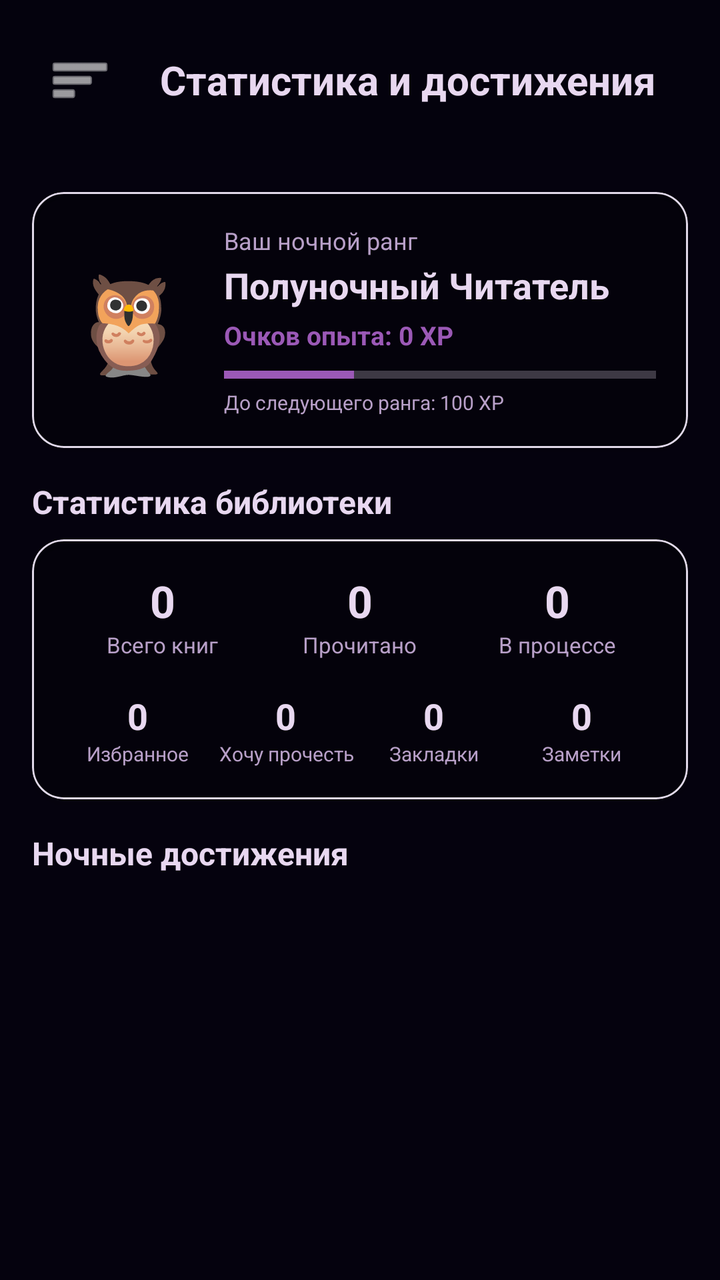
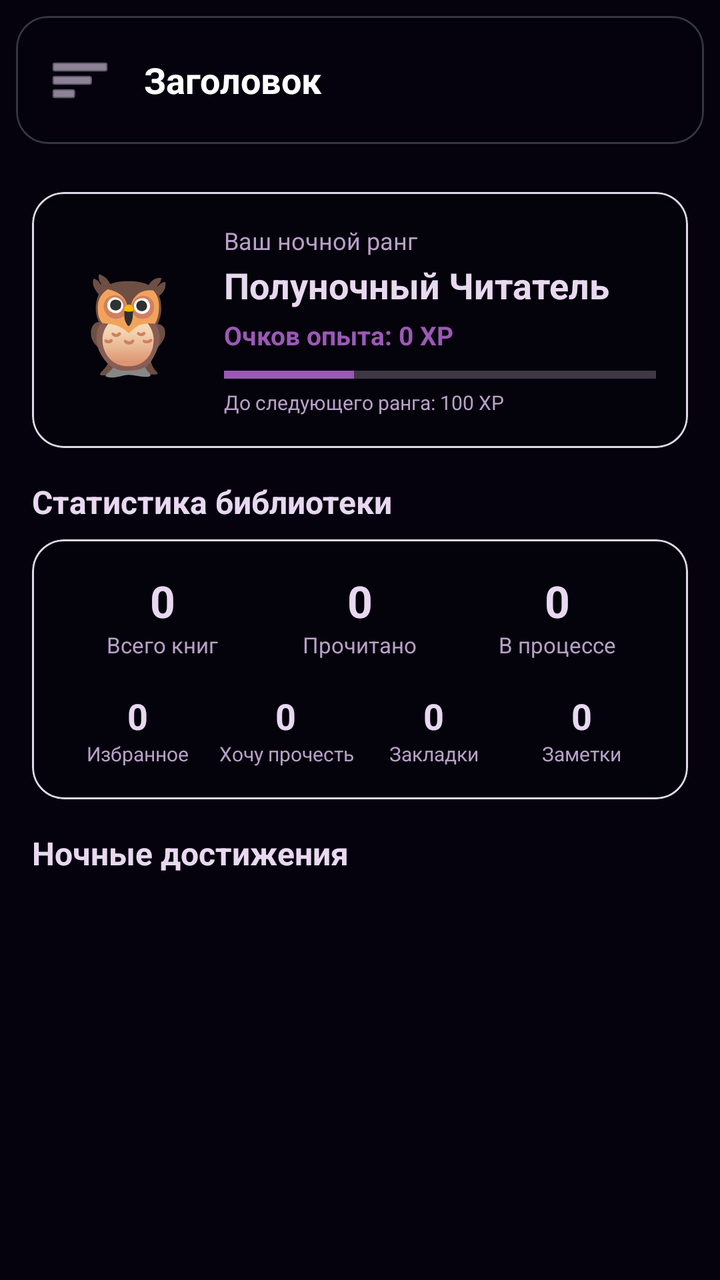

An Android layout rendered at two revisions. The XML below is the earlier revision; the diff shows what the commit changed to produce the second picture.
<!-- AndroidManifest.xml: application theme Theme.MyApplication -->
<!-- res/layout/fragment_stats.xml -->
<?xml version="1.0" encoding="utf-8"?>
<FrameLayout xmlns:android="http://schemas.android.com/apk/res/android"
    xmlns:app="http://schemas.android.com/apk/res-auto"
    android:layout_width="match_parent"
    android:layout_height="match_parent"
    android:background="@android:color/transparent">

    <LinearLayout
        android:layout_width="match_parent"
        android:layout_height="match_parent"
        android:orientation="vertical">

        
        <RelativeLayout
            android:layout_width="match_parent"
            android:layout_height="wrap_content"
            android:background="@color/bg_panel"
            android:padding="16dp"
            android:elevation="4dp">

            <ImageButton
                android:id="@+id/btnMenu"
                android:layout_width="48dp"
                android:layout_height="48dp"
                android:layout_alignParentStart="true"
                android:layout_centerVertical="true"
                android:background="?android:attr/selectableItemBackgroundBorderless"
                android:src="@android:drawable/ic_menu_sort_by_size"
                android:contentDescription="Меню"
                app:tint="@color/icon_tint" />

            <TextView
                android:id="@+id/titleText"
                android:layout_width="wrap_content"
                android:layout_height="wrap_content"
                android:layout_toEndOf="@id/btnMenu"
                android:layout_centerVertical="true"
                android:layout_marginStart="16dp"
                android:text="@string/stats_title"
                android:textColor="@color/text_primary"
                android:textSize="20sp"
                android:textStyle="bold" />
        </RelativeLayout>

        <ScrollView
            android:layout_width="match_parent"
            android:layout_height="match_parent"
            android:fillViewport="true">

            <LinearLayout
                android:layout_width="match_parent"
                android:layout_height="wrap_content"
                android:orientation="vertical"
                android:padding="16dp">

                
                <com.google.android.material.card.MaterialCardView
                    android:layout_width="match_parent"
                    android:layout_height="wrap_content"
                    android:layout_marginBottom="16dp"
                    app:cardBackgroundColor="@color/bg_card"
                    app:cardCornerRadius="16dp"
                    app:cardElevation="2dp"
                    app:strokeColor="@color/divider"
                    app:strokeWidth="1dp">

                    <LinearLayout
                        android:layout_width="match_parent"
                        android:layout_height="wrap_content"
                        android:orientation="horizontal"
                        android:padding="16dp"
                        android:gravity="center_vertical">

                        <TextView
                            android:id="@+id/tvRankEmoji"
                            android:layout_width="64dp"
                            android:layout_height="64dp"
                            android:text="🦉"
                            android:textSize="48sp"
                            android:gravity="center"
                            android:layout_marginEnd="16dp" />

                        <LinearLayout
                            android:layout_width="0dp"
                            android:layout_height="wrap_content"
                            android:layout_weight="1"
                            android:orientation="vertical">

                            <TextView
                                android:layout_width="wrap_content"
                                android:layout_height="wrap_content"
                                android:text="@string/stats_rank_title"
                                android:textColor="@color/text_secondary"
                                android:textSize="12sp" />

                            <TextView
                                android:id="@+id/tvRankName"
                                android:layout_width="wrap_content"
                                android:layout_height="wrap_content"
                                android:text="Полуночный Читатель"
                                android:textColor="@color/text_primary"
                                android:textSize="18sp"
                                android:textStyle="bold"
                                android:layout_marginTop="2dp" />

                            <TextView
                                android:id="@+id/tvExperience"
                                android:layout_width="wrap_content"
                                android:layout_height="wrap_content"
                                android:text="Очков опыта: 0 XP"
                                android:textColor="@color/accent"
                                android:textSize="13sp"
                                android:textStyle="bold"
                                android:layout_marginTop="4dp" />

                            <ProgressBar
                                android:id="@+id/progressBarRank"
                                style="?android:attr/progressBarStyleHorizontal"
                                android:layout_width="match_parent"
                                android:layout_height="6dp"
                                android:layout_marginTop="8dp"
                                android:max="100"
                                android:progress="30"
                                android:progressTint="@color/accent"
                                android:progressBackgroundTint="@color/divider" />

                            <TextView
                                android:id="@+id/tvNextRank"
                                android:layout_width="wrap_content"
                                android:layout_height="wrap_content"
                                android:text="До следующего ранга: 100 XP"
                                android:textColor="@color/text_secondary"
                                android:textSize="10sp"
                                android:layout_marginTop="4dp" />
                        </LinearLayout>
                    </LinearLayout>
                </com.google.android.material.card.MaterialCardView>

                
                <TextView
                    android:layout_width="wrap_content"
                    android:layout_height="wrap_content"
                    android:text="Статистика библиотеки"
                    android:textColor="@color/text_primary"
                    android:textSize="16sp"
                    android:textStyle="bold"
                    android:layout_marginBottom="8dp" />

                
                <com.google.android.material.card.MaterialCardView
                    android:layout_width="match_parent"
                    android:layout_height="wrap_content"
                    android:layout_marginBottom="16dp"
                    app:cardBackgroundColor="@color/bg_card"
                    app:cardCornerRadius="16dp"
                    app:cardElevation="2dp"
                    app:strokeColor="@color/divider"
                    app:strokeWidth="1dp">

                    <LinearLayout
                        android:layout_width="match_parent"
                        android:layout_height="wrap_content"
                        android:orientation="vertical"
                        android:padding="16dp">

                        
                        <LinearLayout
                            android:layout_width="match_parent"
                            android:layout_height="wrap_content"
                            android:orientation="horizontal"
                            android:weightSum="3"
                            android:layout_marginBottom="16dp">

                            <LinearLayout
                                android:layout_width="0dp"
                                android:layout_height="wrap_content"
                                android:layout_weight="1"
                                android:orientation="vertical"
                                android:gravity="center">

                                <TextView
                                    android:id="@+id/tvStatTotal"
                                    android:layout_width="wrap_content"
                                    android:layout_height="wrap_content"
                                    android:text="0"
                                    android:textColor="@color/text_primary"
                                    android:textSize="22sp"
                                    android:textStyle="bold" />

                                <TextView
                                    android:layout_width="wrap_content"
                                    android:layout_height="wrap_content"
                                    android:text="@string/stats_total_books"
                                    android:textColor="@color/text_secondary"
                                    android:textSize="11sp"
                                    android:gravity="center" />
                            </LinearLayout>

                            <LinearLayout
                                android:layout_width="0dp"
                                android:layout_height="wrap_content"
                                android:layout_weight="1"
                                android:orientation="vertical"
                                android:gravity="center">

                                <TextView
                                    android:id="@+id/tvStatCompleted"
                                    android:layout_width="wrap_content"
                                    android:layout_height="wrap_content"
                                    android:text="0"
                                    android:textColor="@color/text_primary"
                                    android:textSize="22sp"
                                    android:textStyle="bold" />

                                <TextView
                                    android:layout_width="wrap_content"
                                    android:layout_height="wrap_content"
                                    android:text="@string/stats_completed_books"
                                    android:textColor="@color/text_secondary"
                                    android:textSize="11sp"
                                    android:gravity="center" />
                            </LinearLayout>

                            <LinearLayout
                                android:layout_width="0dp"
                                android:layout_height="wrap_content"
                                android:layout_weight="1"
                                android:orientation="vertical"
                                android:gravity="center">

                                <TextView
                                    android:id="@+id/tvStatInProgress"
                                    android:layout_width="wrap_content"
                                    android:layout_height="wrap_content"
                                    android:text="0"
                                    android:textColor="@color/text_primary"
                                    android:textSize="22sp"
                                    android:textStyle="bold" />

                                <TextView
                                    android:layout_width="wrap_content"
                                    android:layout_height="wrap_content"
                                    android:text="@string/stats_in_progress_books"
                                    android:textColor="@color/text_secondary"
                                    android:textSize="11sp"
                                    android:gravity="center" />
                            </LinearLayout>
                        </LinearLayout>

                        
                        <LinearLayout
                            android:layout_width="match_parent"
                            android:layout_height="wrap_content"
                            android:orientation="horizontal"
                            android:weightSum="4">

                            <LinearLayout
                                android:layout_width="0dp"
                                android:layout_height="wrap_content"
                                android:layout_weight="1"
                                android:orientation="vertical"
                                android:gravity="center">

                                <TextView
                                    android:id="@+id/tvStatFavorites"
                                    android:layout_width="wrap_content"
                                    android:layout_height="wrap_content"
                                    android:text="0"
                                    android:textColor="@color/text_primary"
                                    android:textSize="18sp"
                                    android:textStyle="bold" />

                                <TextView
                                    android:layout_width="wrap_content"
                                    android:layout_height="wrap_content"
                                    android:text="@string/stats_favorites_books"
                                    android:textColor="@color/text_secondary"
                                    android:textSize="10sp"
                                    android:gravity="center" />
                            </LinearLayout>

                            <LinearLayout
                                android:layout_width="0dp"
                                android:layout_height="wrap_content"
                                android:layout_weight="1"
                                android:orientation="vertical"
                                android:gravity="center">

                                <TextView
                                    android:id="@+id/tvStatWantToRead"
                                    android:layout_width="wrap_content"
                                    android:layout_height="wrap_content"
                                    android:text="0"
                                    android:textColor="@color/text_primary"
                                    android:textSize="18sp"
                                    android:textStyle="bold" />

                                <TextView
                                    android:layout_width="wrap_content"
                                    android:layout_height="wrap_content"
                                    android:text="Хочу прочесть"
                                    android:textColor="@color/text_secondary"
                                    android:textSize="10sp"
                                    android:gravity="center" />
                            </LinearLayout>

                            <LinearLayout
                                android:layout_width="0dp"
                                android:layout_height="wrap_content"
                                android:layout_weight="1"
                                android:orientation="vertical"
                                android:gravity="center">

                                <TextView
                                    android:id="@+id/tvStatBookmarks"
                                    android:layout_width="wrap_content"
                                    android:layout_height="wrap_content"
                                    android:text="0"
                                    android:textColor="@color/text_primary"
                                    android:textSize="18sp"
                                    android:textStyle="bold" />

                                <TextView
                                    android:layout_width="wrap_content"
                                    android:layout_height="wrap_content"
                                    android:text="@string/stats_bookmarks"
                                    android:textColor="@color/text_secondary"
                                    android:textSize="10sp"
                                    android:gravity="center" />
                            </LinearLayout>

                            <LinearLayout
                                android:layout_width="0dp"
                                android:layout_height="wrap_content"
                                android:layout_weight="1"
                                android:orientation="vertical"
                                android:gravity="center">

                                <TextView
                                    android:id="@+id/tvStatNotes"
                                    android:layout_width="wrap_content"
                                    android:layout_height="wrap_content"
                                    android:text="0"
                                    android:textColor="@color/text_primary"
                                    android:textSize="18sp"
                                    android:textStyle="bold" />

                                <TextView
                                    android:layout_width="wrap_content"
                                    android:layout_height="wrap_content"
                                    android:text="@string/stats_notes"
                                    android:textColor="@color/text_secondary"
                                    android:textSize="10sp"
                                    android:gravity="center" />
                            </LinearLayout>
                        </LinearLayout>
                    </LinearLayout>
                </com.google.android.material.card.MaterialCardView>

                
                <TextView
                    android:layout_width="wrap_content"
                    android:layout_height="wrap_content"
                    android:text="@string/stats_achievements_title"
                    android:textColor="@color/text_primary"
                    android:textSize="16sp"
                    android:textStyle="bold"
                    android:layout_marginBottom="8dp" />

                
                <LinearLayout
                    android:id="@+id/containerAchievements"
                    android:layout_width="match_parent"
                    android:layout_height="wrap_content"
                    android:orientation="vertical">
                    
                </LinearLayout>

            </LinearLayout>
        </ScrollView>
    </LinearLayout>
</FrameLayout>
<!-- resources referenced by this layout -->
<resources>
  <color name="accent">#9B59B6</color>
  <color name="bg_card">#33000000</color>
  <color name="bg_panel">#1A000000</color>
  <color name="divider">#E0D8E8</color>
  <color name="icon_tint">#FFFFFF</color>
  <color name="text_primary">#E8D8F0</color>
  <color name="text_secondary">#B8A0C8</color>
  <string name="stats_achievements_title">Ночные достижения</string>
  <string name="stats_bookmarks">Закладки</string>
  <string name="stats_completed_books">Прочитано</string>
  <string name="stats_favorites_books">Избранное</string>
  <string name="stats_in_progress_books">В процессе</string>
  <string name="stats_notes">Заметки</string>
  <string name="stats_rank_title">Ваш ночной ранг</string>
  <string name="stats_title">Статистика и достижения</string>
  <string name="stats_total_books">Всего книг</string>
  <color name="white">#FFFFFFFF</color>
  <style name="ShapeAppearance.App.Medium" parent="ShapeAppearance.Material3.Corner.Medium">
          <item name="cornerSize">12dp</item>
          <item name="colorControlHighlight">#4D9B59B6</item>
      </style>
  <style name="ShapeAppearance.App.Large" parent="ShapeAppearance.Material3.Corner.Large">
          <item name="cornerSize">20dp</item>
          <item name="colorControlHighlight">#4D9B59B6</item>
      </style>
  <style name="Widget.App.Button" parent="Widget.Material3.Button">
          <item name="backgroundTint">@color/btn_bg</item>
          <item name="android:textColor">@color/btn_text</item>
          <item name="cornerRadius">12dp</item>
          <item name="colorControlHighlight">#4D9B59B6</item>
      </style>
  <style name="Theme.NightRead.Dialog" parent="Theme.Material3.DayNight.Dialog.Alert">
          <item name="android:windowBackground">@drawable/starry_bg_simple</item>
          <item name="colorSurface">@color/bg_card</item>
          <item name="colorOnSurface">@color/text_sync_primary</item>
          <item name="colorPrimary">@color/accent</item>
          <item name="colorSecondary">@color/accent</item>
          <item name="android:textColorPrimary">@color/text_sync_primary</item>
          <item name="android:textColorSecondary">@color/text_sync_secondary</item>
          <item name="android:background">@android:color/transparent</item>
      </style>
  <style name="NightReadSpinnerItem" parent="Widget.AppCompat.TextView.SpinnerItem">
          <item name="android:textColor">#E8D8F0</item>
          <item name="android:background">#2A1A3E</item>
      </style>
  <style name="NightReadSpinnerDropdown" parent="Widget.AppCompat.Spinner.DropDown">
          <item name="android:popupBackground">#2A1A3E</item>
      </style>
  <color name="btn_bg">#9B59B6</color>
  <color name="btn_text">#FFFFFF</color>
  <!-- drawable starry_bg_simple (drawable) -->
  <?xml version="1.0" encoding="utf-8"?>
  <layer-list xmlns:android="http://schemas.android.com/apk/res/android">
      <item>
          <shape android:shape="rectangle">
              <gradient
                  android:angle="270"
                  android:endColor="#102542"
                  android:startColor="#0D061E"
                  android:type="linear" />
          </shape>
      </item>
      
  </layer-list>
  <color name="text_sync_primary">#E8D8F0</color>
  <color name="text_sync_secondary">#B8A0C8</color>
  <!-- unchanged entries left out for length: 2 -->
</resources>

<!-- the commit's change to res/layout/fragment_stats.xml (unified diff, before → after) -->
@@ -10,37 +10,9 @@
         android:layout_height="match_parent"
         android:orientation="vertical">
 
-        
-        <RelativeLayout
-            android:layout_width="match_parent"
-            android:layout_height="wrap_content"
-            android:background="@color/bg_panel"
-            android:padding="16dp"
-            android:elevation="4dp">
-
-            <ImageButton
-                android:id="@+id/btnMenu"
-                android:layout_width="48dp"
-                android:layout_height="48dp"
-                android:layout_alignParentStart="true"
-                android:layout_centerVertical="true"
-                android:background="?android:attr/selectableItemBackgroundBorderless"
-                android:src="@android:drawable/ic_menu_sort_by_size"
-                android:contentDescription="Меню"
-                app:tint="@color/icon_tint" />
-
-            <TextView
-                android:id="@+id/titleText"
-                android:layout_width="wrap_content"
-                android:layout_height="wrap_content"
-                android:layout_toEndOf="@id/btnMenu"
-                android:layout_centerVertical="true"
-                android:layout_marginStart="16dp"
-                android:text="@string/stats_title"
-                android:textColor="@color/text_primary"
-                android:textSize="20sp"
-                android:textStyle="bold" />
-        </RelativeLayout>
+        <include
+            android:id="@+id/glassHeader"
+            layout="@layout/layout_glass_header" />
 
         <ScrollView
             android:layout_width="match_parent"
@@ -380,3 +352,73 @@
         </ScrollView>
     </LinearLayout>
 </FrameLayout>
+<!-- res/layout/layout_glass_header.xml (included above) -->
+<?xml version="1.0" encoding="utf-8"?>
+<com.google.android.material.card.MaterialCardView xmlns:android="http://schemas.android.com/apk/res/android"
+    xmlns:app="http://schemas.android.com/apk/res-auto"
+    android:layout_width="match_parent"
+    android:layout_height="wrap_content"
+    android:layout_margin="8dp"
+    app:cardElevation="4dp"
+    app:cardCornerRadius="16dp"
+    app:strokeColor="#33FFFFFF"
+    app:strokeWidth="1dp"
+    app:cardBackgroundColor="@drawable/bg_glass_panel">
+
+    <RelativeLayout
+        android:layout_width="match_parent"
+        android:layout_height="?attr/actionBarSize"
+        android:padding="12dp">
+
+        
+        <ImageButton
+            android:id="@+id/header_btn_left"
+            android:layout_width="40dp"
+            android:layout_height="40dp"
+            android:layout_alignParentStart="true"
+            android:layout_centerVertical="true"
+            android:background="?android:attr/selectableItemBackgroundBorderless"
+            android:src="@android:drawable/ic_menu_sort_by_size"
+            android:contentDescription="Меню"
+            app:tint="#E8D8F0" />
+
+        
+        <LinearLayout
+            android:layout_width="wrap_content"
+            android:layout_height="wrap_content"
+            android:layout_toEndOf="@id/header_btn_left"
+            android:layout_centerVertical="true"
+            android:layout_marginStart="12dp"
+            android:orientation="vertical">
+
+            <TextView
+                android:id="@+id/header_title"
+                android:layout_width="wrap_content"
+                android:layout_height="wrap_content"
+                android:text="Заголовок"
+                android:textColor="#FFFFFF"
+                android:textSize="18sp"
+                android:textStyle="bold" />
+
+            <TextView
+                android:id="@+id/header_subtitle"
+                android:layout_width="wrap_content"
+                android:layout_height="wrap_content"
+                android:textColor="#D0C8D8"
+                android:textSize="12sp"
+                android:visibility="gone" />
+        </LinearLayout>
+
+        
+        <LinearLayout
+            android:id="@+id/header_actions"
+            android:layout_width="wrap_content"
+            android:layout_height="wrap_content"
+            android:layout_alignParentEnd="true"
+            android:layout_centerVertical="true"
+            android:orientation="horizontal"
+            android:gravity="center_vertical"
+            android:visibility="gone" />
+
+    </RelativeLayout>
+</com.google.android.material.card.MaterialCardView>
<!-- resource entries referenced after the edit -->
@@ -4,9 +4,15 @@
   <color name="bg_card">#33000000</color>
   <color name="bg_panel">#1A000000</color>
   <color name="divider">#E0D8E8</color>
-  <color name="icon_tint">#FFFFFF</color>
   <color name="text_primary">#E8D8F0</color>
   <color name="text_secondary">#B8A0C8</color>
+  <!-- drawable bg_glass_panel (drawable) -->
+  <?xml version="1.0" encoding="utf-8"?>
+  <shape xmlns:android="http://schemas.android.com/apk/res/android">
+      <solid android:color="@color/bg_panel" />
+      <stroke android:width="1dp" android:color="#4DFFFFFF" />
+      <corners android:radius="16dp" />
+  </shape>
   <string name="stats_achievements_title">Ночные достижения</string>
   <string name="stats_bookmarks">Закладки</string>
   <string name="stats_completed_books">Прочитано</string>
@@ -14,7 +20,6 @@
   <string name="stats_in_progress_books">В процессе</string>
   <string name="stats_notes">Заметки</string>
   <string name="stats_rank_title">Ваш ночной ранг</string>
-  <string name="stats_title">Статистика и достижения</string>
   <string name="stats_total_books">Всего книг</string>
   <color name="white">#FFFFFFFF</color>
   <style name="ShapeAppearance.App.Medium" parent="ShapeAppearance.Material3.Corner.Medium">
